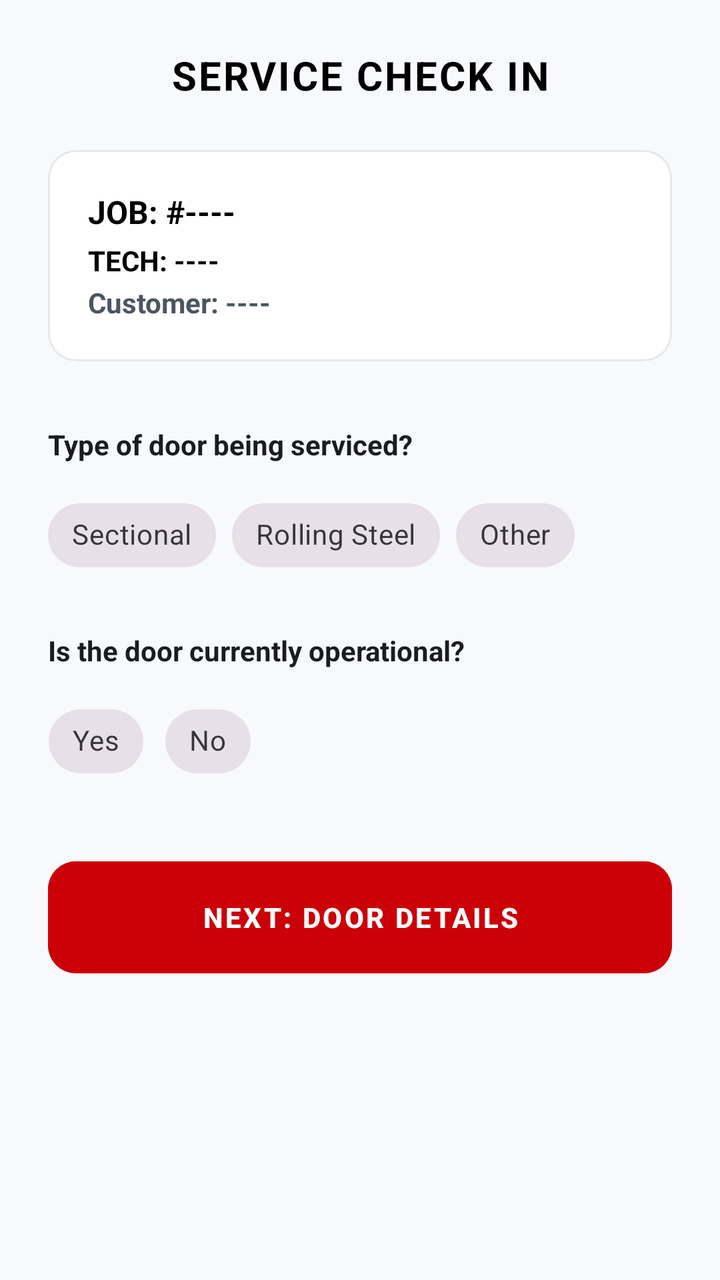
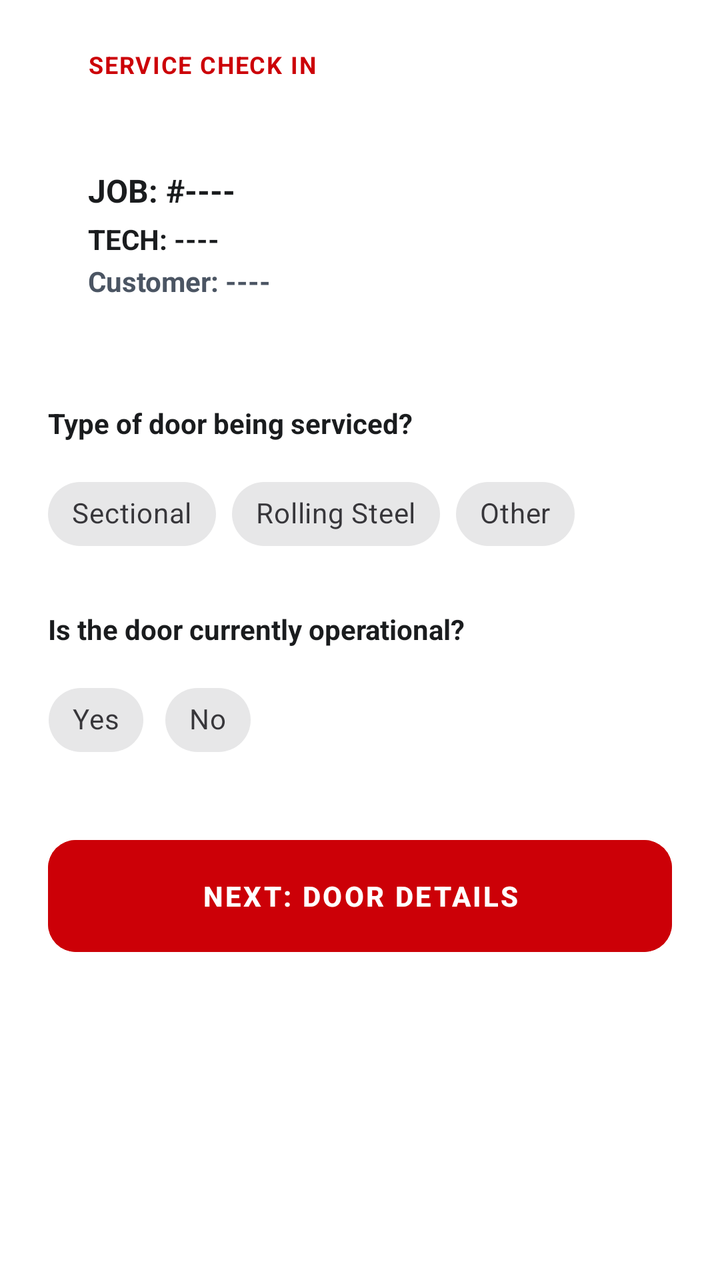

The first picture is an Android layout as it rendered before a commit; the second is the same layout after the commit. The layout source and the unified diff follow.
<!-- AndroidManifest.xml: application theme Theme.EmployeePOS2 -->
<!-- res/layout/activity_service_questions.xml -->
<?xml version="1.0" encoding="utf-8"?>
<ScrollView xmlns:android="http://schemas.android.com/apk/res/android"
    xmlns:app="http://schemas.android.com/apk/res-auto"
    android:layout_width="match_parent"
    android:layout_height="match_parent"
    android:background="#F8F9FC"
    android:fillViewport="true">

    <LinearLayout
        android:layout_width="match_parent"
        android:layout_height="wrap_content"
        android:orientation="vertical"
        android:padding="24dp">

        <TextView
            android:layout_width="match_parent"
            android:layout_height="wrap_content"
            android:text="SERVICE CHECK IN"
            android:textStyle="bold"
            android:textColor="#000000"
            android:textSize="20sp"
            android:gravity="center"
            android:letterSpacing="0.05"
            android:layout_marginBottom="24dp"/>

        <com.google.android.material.card.MaterialCardView
            android:layout_width="match_parent"
            android:layout_height="wrap_content"
            app:cardBackgroundColor="#FFFFFF"
            app:cardCornerRadius="14dp"
            app:cardElevation="0dp"
            app:strokeWidth="1dp"
            app:strokeColor="#E5E7EB"
            android:layout_marginBottom="32dp">
            <LinearLayout
                android:layout_width="match_parent"
                android:layout_height="wrap_content"
                android:orientation="vertical"
                android:padding="20dp">

                <TextView
                    android:id="@+id/tvLockedJob"
                    android:layout_width="wrap_content"
                    android:layout_height="wrap_content"
                    android:text="JOB: #----"
                    android:textColor="#000000"
                    android:textStyle="bold"
                    android:textSize="16sp" />

                <TextView
                    android:id="@+id/tvLockedtech"
                    android:layout_width="wrap_content"
                    android:layout_height="wrap_content"
                    android:text="TECH: ----"
                    android:textColor="#000000"
                    android:textStyle="bold"
                    android:layout_marginTop="4dp" />

                <TextView
                    android:id="@+id/tvLockedCustomer"
                    android:layout_width="wrap_content"
                    android:layout_height="wrap_content"
                    android:text="Customer: ----"
                    android:textColor="#4B5563"
                    android:textStyle="bold"
                    android:layout_marginTop="2dp" />

            </LinearLayout>
        </com.google.android.material.card.MaterialCardView>

        <TextView
            android:layout_width="wrap_content"
            android:layout_height="wrap_content"
            android:text="Type of door being serviced?"
            android:textStyle="bold"
            android:textColor="#1A1C1E"
            android:textSize="14sp"
            android:layout_marginBottom="12dp"/>

        <com.google.android.material.chip.ChipGroup
            android:id="@+id/rgDoorType"
            android:layout_width="match_parent"
            android:layout_height="wrap_content"
            app:singleSelection="true"
            app:selectionRequired="true"
            android:layout_marginBottom="24dp">
            <com.google.android.material.chip.Chip
                android:id="@+id/rbTypeSectional"
                style="@style/Widget.MaterialComponents.Chip.Choice"
                android:layout_width="wrap_content"
                android:layout_height="wrap_content"
                android:text="Sectional" />
            <com.google.android.material.chip.Chip
                android:id="@+id/rbTypeRolling"
                style="@style/Widget.MaterialComponents.Chip.Choice"
                android:layout_width="wrap_content"
                android:layout_height="wrap_content"
                android:text="Rolling Steel" />
            <com.google.android.material.chip.Chip
                android:id="@+id/rbTypeOther"
                style="@style/Widget.MaterialComponents.Chip.Choice"
                android:layout_width="wrap_content"
                android:layout_height="wrap_content"
                android:text="Other" />
        </com.google.android.material.chip.ChipGroup>

        <TextView
            android:layout_width="wrap_content"
            android:layout_height="wrap_content"
            android:text="Is the door currently operational?"
            android:textStyle="bold"
            android:textColor="#1A1C1E"
            android:textSize="14sp"
            android:layout_marginBottom="12dp"/>

        <com.google.android.material.chip.ChipGroup
            android:id="@+id/rgOperational"
            android:layout_width="match_parent"
            android:layout_height="wrap_content"
            app:singleSelection="true"
            app:selectionRequired="true"
            android:layout_marginBottom="32dp">
            <com.google.android.material.chip.Chip
                android:id="@+id/rbOpYes"
                style="@style/Widget.MaterialComponents.Chip.Choice"
                android:layout_width="wrap_content"
                android:layout_height="wrap_content"
                android:text="Yes" />
            <com.google.android.material.chip.Chip
                android:id="@+id/rbOpNo"
                style="@style/Widget.MaterialComponents.Chip.Choice"
                android:layout_width="wrap_content"
                android:layout_height="wrap_content"
                android:text="No" />
        </com.google.android.material.chip.ChipGroup>

        <com.google.android.material.button.MaterialButton
            android:id="@+id/btnNextToMeasure"
            android:layout_width="match_parent"
            android:layout_height="64dp"
            android:text="NEXT: DOOR DETAILS"
            android:textStyle="bold"
            android:letterSpacing="0.08"
            android:backgroundTint="#CC0007"
            android:textColor="#FFFFFF"
            app:cornerRadius="14dp"
            app:elevation="0dp"/>
    </LinearLayout>
</ScrollView>
<!-- resources referenced by this layout -->
<resources>
  <style name="Theme.EmployeePOS2" parent="Base.Theme.EmployeePOS2" />
  <style name="Base.Theme.EmployeePOS2" parent="Theme.Material3.DayNight.NoActionBar">
          
          
      </style>
</resources>

<!-- the commit's change to res/layout/activity_service_questions.xml (unified diff, before → after) -->
@@ -3,7 +3,7 @@
     xmlns:app="http://schemas.android.com/apk/res-auto"
     android:layout_width="match_parent"
     android:layout_height="match_parent"
-    android:background="#F8F9FC"
+    android:background="#FFFFFF"
     android:fillViewport="true">
 
     <LinearLayout
@@ -17,9 +17,9 @@
             android:layout_height="wrap_content"
             android:text="SERVICE CHECK IN"
             android:textStyle="bold"
-            android:textColor="#000000"
-            android:textSize="20sp"
-            android:gravity="center"
+            android:textColor="#CC0007"
+            android:textSize="12sp"
+            android:gravity="start" android:paddingHorizontal="20dp" 
             android:letterSpacing="0.05"
             android:layout_marginBottom="24dp"/>
 
@@ -27,9 +27,9 @@
             android:layout_width="match_parent"
             android:layout_height="wrap_content"
             app:cardBackgroundColor="#FFFFFF"
-            app:cardCornerRadius="14dp"
+            app:cardCornerRadius="0dp"
             app:cardElevation="0dp"
-            app:strokeWidth="1dp"
+            app:strokeWidth="0dp"
             app:strokeColor="#E5E7EB"
             android:layout_marginBottom="32dp">
             <LinearLayout
@@ -43,7 +43,7 @@
                     android:layout_width="wrap_content"
                     android:layout_height="wrap_content"
                     android:text="JOB: #----"
-                    android:textColor="#000000"
+                    android:textColor="#1A1C1E"
                     android:textStyle="bold"
                     android:textSize="16sp" />
 
@@ -52,7 +52,7 @@
                     android:layout_width="wrap_content"
                     android:layout_height="wrap_content"
                     android:text="TECH: ----"
-                    android:textColor="#000000"
+                    android:textColor="#1A1C1E"
                     android:textStyle="bold"
                     android:layout_marginTop="4dp" />
 
<!-- resource entries referenced after the edit -->
@@ -3,7 +3,15 @@
   <style name="Theme.EmployeePOS2" parent="Base.Theme.EmployeePOS2" />
   <style name="Base.Theme.EmployeePOS2" parent="Theme.Material3.DayNight.NoActionBar">
           
-          
+          <item name="colorPrimary">#CC0007</item>
+          <item name="colorOnPrimary">#FFFFFF</item>
+          <item name="colorPrimaryContainer">#FEE2E2</item>
+          <item name="colorOnPrimaryContainer">#CC0007</item>
+          <item name="colorSecondary">#CC0007</item>
+          <item name="colorSecondaryContainer">#FEE2E2</item>
+          <item name="colorOnSecondaryContainer">#CC0007</item>
+          <item name="colorSurface">#FFFFFF</item>
+          <item name="android:windowBackground">#FFFFFF</item>
       </style>
 </resources>
 
